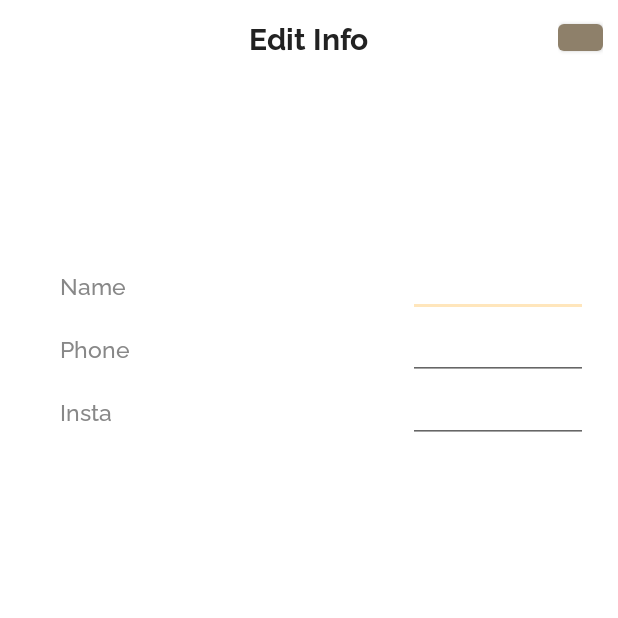
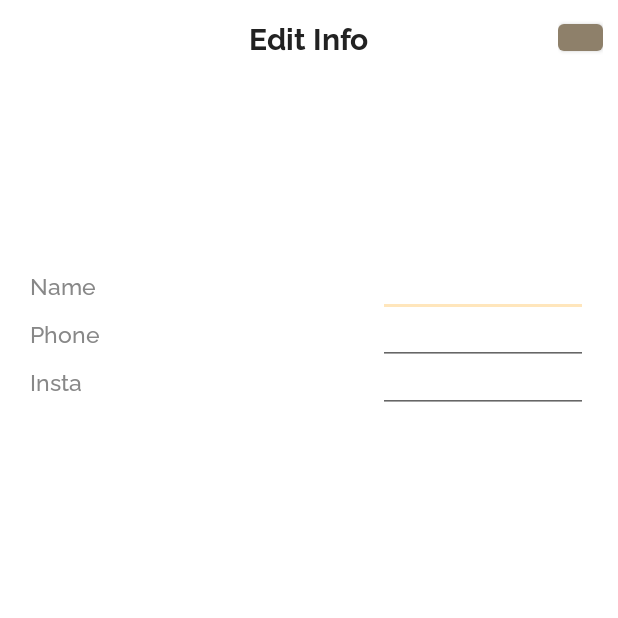
Before and after one commit to BUYA-GH/madcamp1, an Android app: the fragment FragmentEditUser shown on its own in the app's theme, on a phone screen of 412 x 824 dp, the top half of it. Run offline under Robolectric (Android 15) with nearby library versions, the phone set to English and light mode, and no system bars; libraries missing offline, so code that uses them is left out: soup.neumorphism; plain views replace NeumorphButton; 1 statement that could not run was skipped.

Commit message:
[feat] revise some attribute of card Fragment

```diff
--- a/MadinAndroid/app/src/main/java/com/example/madinandroid/FragmentEditUser.java
+++ b/MadinAndroid/app/src/main/java/com/example/madinandroid/FragmentEditUser.java
@@ -5,6 +5,7 @@ import android.os.Bundle;
 
 import androidx.fragment.app.Fragment;
 
+import android.telephony.PhoneNumberFormattingTextWatcher;
 import android.view.LayoutInflater;
 import android.view.View;
 import android.view.ViewGroup;
@@ -51,6 +52,7 @@ public class FragmentEditUser extends Fragment {
         imgEditView = view.findViewById(R.id.cardEditImageView);
         nameEditText = view.findViewById(R.id.cardEditNameInfo);
         phoneEditText = view.findViewById(R.id.cardEditPhoneInfo);
+        phoneEditText.addTextChangedListener(new PhoneNumberFormattingTextWatcher());
         emailEditText = view.findViewById(R.id.cardInstaInfo);
         exitBtn = view.findViewById(R.id.cardExitBtn);
     }
--- a/MadinAndroid/app/src/main/java/com/example/madinandroid/GalleryDetailsActivity.java
+++ b/MadinAndroid/app/src/main/java/com/example/madinandroid/GalleryDetailsActivity.java
@@ -66,6 +66,7 @@ public class GalleryDetailsActivity extends AppCompatActivity implements Recycle
         cardView.setElevation(-1);
 
         recyclerDetailGallery = (RecyclerView)findViewById(R.id.galleryDetailRecyclerView);
+
         backBtn = (Button)findViewById(R.id.backBtn);
         backBtn.setOnClickListener(new View.OnClickListener() {
             @Override
@@ -86,6 +87,8 @@ public class GalleryDetailsActivity extends AppCompatActivity implements Recycle
     @Override
     public void onImageClick(int position) {
         viewPager2 = findViewById(R.id.editViewPager2);
+        viewPager2.getChildAt(0).setOverScrollMode(View.OVER_SCROLL_NEVER);
+
         cardView.setElevation(1);
         cardPagerAdapter = new CardPagerAdapter(getSupportFragmentManager(), getLifecycle());
         cardPagerAdapter.setInfoOfUser(names.get(position), phones.get(position), emails.get(position), searchImg,
--- a/MadinAndroid/app/src/main/res/layout/fragment_edit_user.xml
+++ b/MadinAndroid/app/src/main/res/layout/fragment_edit_user.xml
@@ -2,6 +2,7 @@
 <androidx.constraintlayout.widget.ConstraintLayout
     xmlns:android="http://schemas.android.com/apk/res/android"
     xmlns:app="http://schemas.android.com/apk/res-auto"
+    xmlns:tools="http://schemas.android.com/tools"
     android:id="@+id/fragmentCardEditContainer"
     android:layout_width="match_parent"
     android:layout_height="match_parent">
@@ -57,21 +58,23 @@
 
     <TextView
         android:id="@+id/cardEditNameTitle"
+        style="@style/sub_txt"
         android:layout_width="wrap_content"
         android:layout_height="wrap_content"
+        android:layout_marginStart="20dp"
         android:layout_marginTop="20dp"
-        android:layout_marginStart="40dp"
         android:text="Name"
-        style="@style/sub_txt"
         app:layout_constraintStart_toStartOf="parent"
         app:layout_constraintTop_toBottomOf="@id/cardEditImageView" />
 
     <EditText
         android:id="@+id/cardEditNameInfo"
         style="@style/sub_txt"
-        android:layout_width="120dp"
+        android:layout_width="140dp"
         android:layout_height="wrap_content"
         android:layout_marginEnd="20dp"
+        android:inputType="text"
+        android:maxLines="1"
         android:text="Name"
         app:layout_constraintBottom_toBottomOf="@+id/cardEditNameTitle"
         app:layout_constraintEnd_toEndOf="parent"
@@ -79,20 +82,22 @@
 
     <TextView
         android:id="@+id/cardEditPhoneTitle"
+        style="@style/sub_txt"
         android:layout_width="wrap_content"
         android:layout_height="wrap_content"
-        android:layout_marginTop="20dp"
+        android:layout_marginTop="10dp"
         android:text="Phone"
-        style="@style/sub_txt"
         app:layout_constraintStart_toStartOf="@+id/cardEditNameTitle"
         app:layout_constraintTop_toBottomOf="@id/cardEditNameTitle" />
 
     <EditText
         android:id="@+id/cardEditPhoneInfo"
         style="@style/sub_txt"
-        android:layout_width="120dp"
+        android:layout_width="140dp"
         android:layout_height="wrap_content"
         android:layout_marginEnd="20dp"
+        android:inputType="phone"
+        android:maxLines="1"
         android:text="Phone"
         app:layout_constraintBottom_toBottomOf="@+id/cardEditPhoneTitle"
         app:layout_constraintEnd_toEndOf="parent"
@@ -100,20 +105,22 @@
 
     <TextView
         android:id="@+id/cardEditInstaTitle"
+        style="@style/sub_txt"
         android:layout_width="wrap_content"
         android:layout_height="wrap_content"
-        android:layout_marginTop="20dp"
+        android:layout_marginTop="10dp"
         android:text="Insta"
-        style="@style/sub_txt"
         app:layout_constraintStart_toStartOf="@id/cardEditPhoneTitle"
         app:layout_constraintTop_toBottomOf="@id/cardEditPhoneTitle" />
 
     <EditText
         android:id="@+id/cardInstaInfo"
         style="@style/sub_txt"
-        android:layout_width="120dp"
+        android:layout_width="140dp"
         android:layout_height="wrap_content"
         android:layout_marginEnd="20dp"
+        android:inputType="textEmailAddress"
+        android:maxLines="1"
         android:text="Insta"
         app:layout_constraintBottom_toBottomOf="@+id/cardEditInstaTitle"
         app:layout_constraintEnd_toEndOf="parent"
--- a/MadinAndroid/app/src/main/res/layout/gallery_detail.xml
+++ b/MadinAndroid/app/src/main/res/layout/gallery_detail.xml
@@ -55,7 +55,7 @@
         android:layout_marginEnd="16dp"
         app:layout_constraintEnd_toEndOf="parent"
         app:layout_constraintStart_toStartOf="parent"
-        app:layout_constraintTop_toBottomOf="@+id/linearLayout"/>
+        app:layout_constraintTop_toBottomOf="@+id/linearLayout" />
 
     <androidx.cardview.widget.CardView
         android:id="@+id/editCardView"
@@ -71,6 +71,7 @@
             android:id="@+id/editViewPager2"
             android:layout_width="match_parent"
             android:layout_height="match_parent"
+            android:overScrollMode="never"
             />
 
     </androidx.cardview.widget.CardView>
--- a/MadinAndroid/app/src/main/res/layout/imo_row_small.xml
+++ b/MadinAndroid/app/src/main/res/layout/imo_row_small.xml
@@ -7,9 +7,9 @@
 
     <ImageView
         android:id="@+id/imoImageSmallView"
-        android:layout_width="30dp"
-        android:layout_height="30dp"
-        android:layout_margin="10dp"
+        android:layout_width="43dp"
+        android:layout_height="43dp"
+        android:layout_margin="6dp"
         app:layout_constraintStart_toStartOf="parent"
         app:layout_constraintTop_toTopOf="parent"
         app:layout_constraintEnd_toEndOf="parent"
```
Also changed, not shown: MadinAndroid/app/src/main/res/layout/fragment_card_emo.xml (+6 -7 lines).
